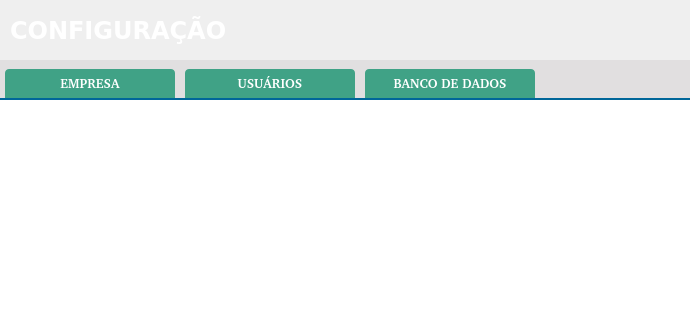
andrersp/controleEstoque, file controle_estoque/UI_Files/mainConfig.ui: the form before one commit; both pictures show x 0 to 690 and y 0 to 320 of the 1000 by 600 pixel window.
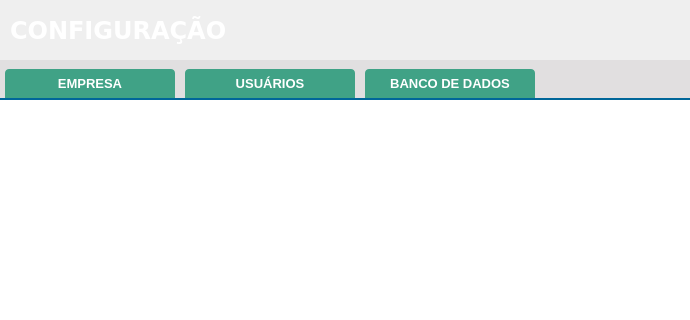
The form after the commit. Icons and pictures are not drawn.

Diff of the .ui file:
```diff
--- a/controle_estoque/UI_Files/mainConfig.ui
+++ b/controle_estoque/UI_Files/mainConfig.ui
@@ -113,7 +113,7 @@
      </property>
      <property name="font">
       <font>
-       <family>Arial [Mono]</family>
+       <family>Arial</family>
        <pointsize>10</pointsize>
        <weight>75</weight>
        <bold>true</bold>
@@ -178,7 +178,7 @@
      </property>
      <property name="font">
       <font>
-       <family>Arial [Mono]</family>
+       <family>Arial</family>
        <pointsize>10</pointsize>
        <weight>75</weight>
        <bold>true</bold>
@@ -246,7 +246,7 @@
      </property>
      <property name="font">
       <font>
-       <family>Arial [Mono]</family>
+       <family>Arial</family>
        <pointsize>10</pointsize>
        <weight>75</weight>
        <bold>true</bold>
```
